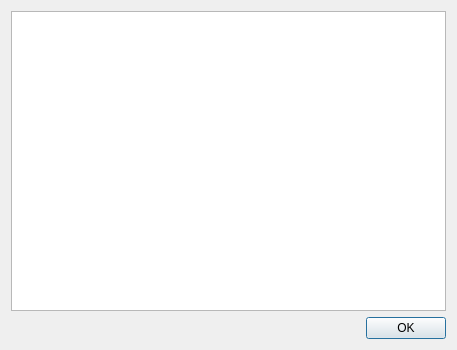
Above: message_details_dialog.ui from kr0st/fpgui before the change. Below: the same form after it.
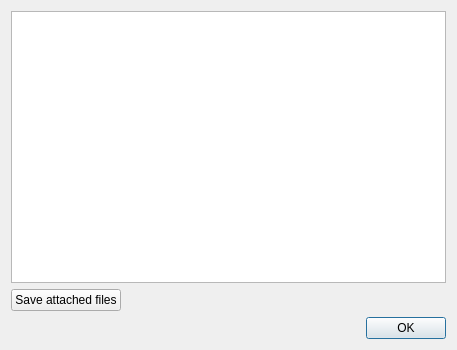
That is the form after the change.

Commit message: Showing dummy log message details dialog.

Diff of the .ui file:
```diff
--- a/message_details_dialog.ui
+++ b/message_details_dialog.ui
@@ -15,7 +15,31 @@
   </property>
   <layout class="QVBoxLayout" name="verticalLayout_2">
    <item>
-    <widget class="QTableWidget" name="tableWidget"/>
+    <widget class="QTableWidget" name="details_widget"/>
+   </item>
+   <item>
+    <layout class="QHBoxLayout" name="horizontalLayout">
+     <item>
+      <widget class="QPushButton" name="save_button">
+       <property name="text">
+        <string>Save attached files</string>
+       </property>
+      </widget>
+     </item>
+     <item>
+      <spacer name="horizontalSpacer">
+       <property name="orientation">
+        <enum>Qt::Horizontal</enum>
+       </property>
+       <property name="sizeHint" stdset="0">
+        <size>
+         <width>40</width>
+         <height>20</height>
+        </size>
+       </property>
+      </spacer>
+     </item>
+    </layout>
    </item>
    <item>
     <widget class="QDialogButtonBox" name="buttonBox">
```
The commit also changes 4 other files.
